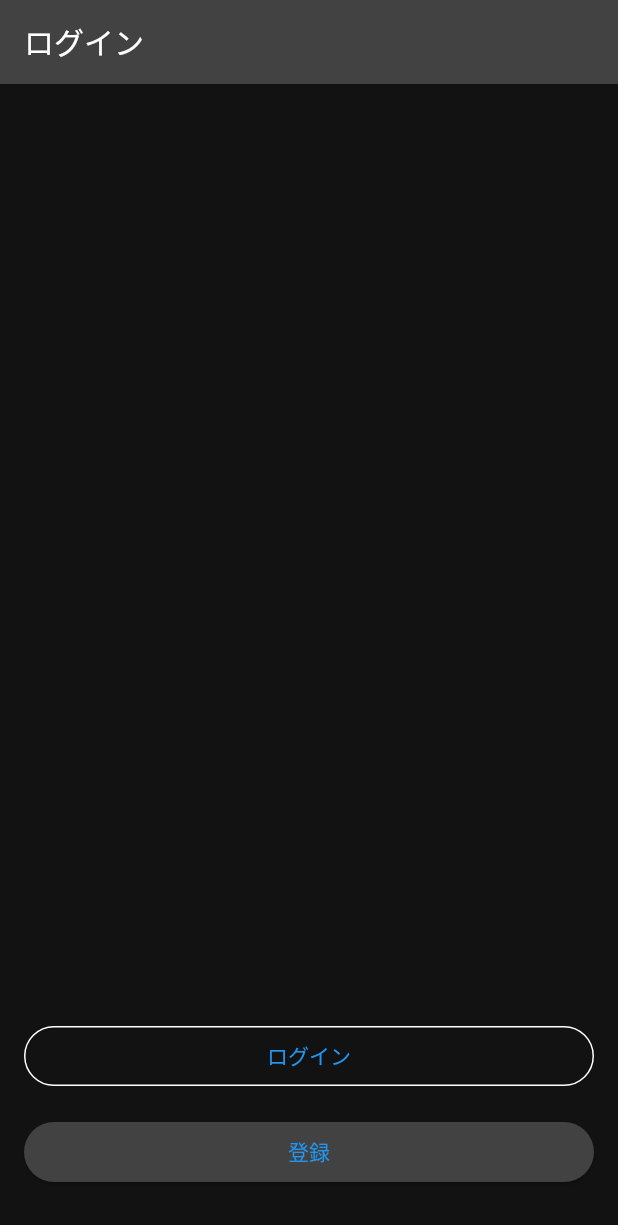
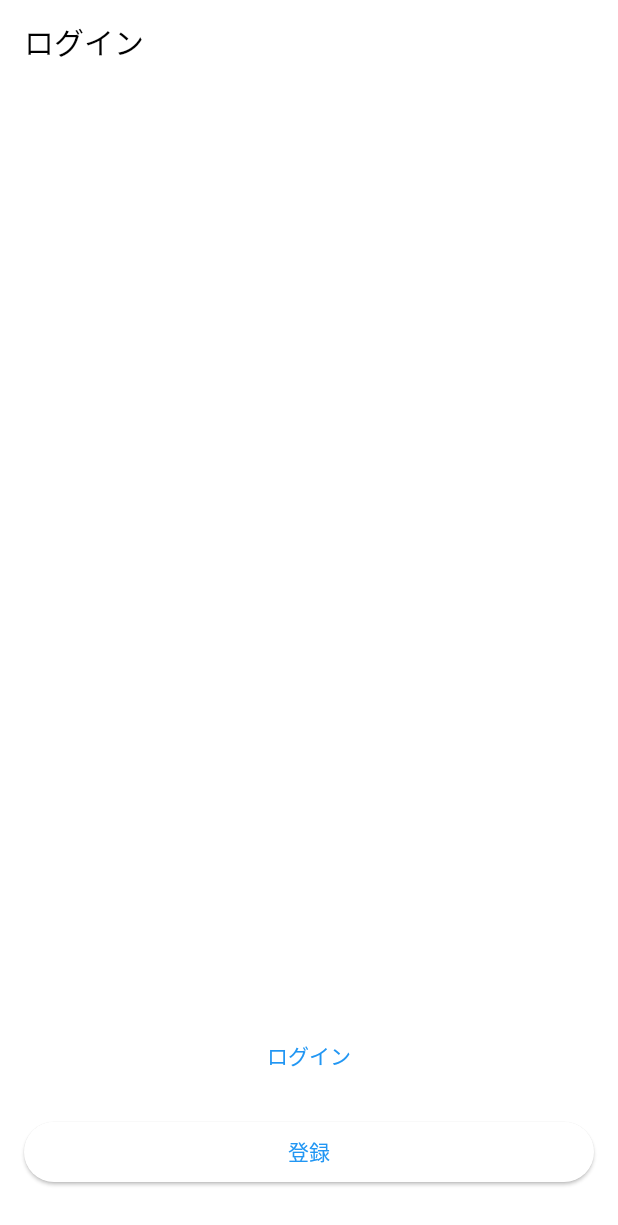
Before and after one commit to yoshiysh/flutter_sample_arch, a Flutter app: the screen it shows after launch, on a phone screen of 412 x 824 dp. Shown: the top 1225 px of the screen. Run offline on Flutter 3.47's test engine with Material 2 defaults, Android fonts, the phone set to English and light mode, and no system bars; our stand-ins replace dio, flutter_riverpod, freezed_annotation, gap, go_router, google_fonts and 2 more; missing offline and left inert: simple_logger; generated files the repository leaves out were written again.

Commit message:
Add dark mode setting.

```diff
--- a/lib/app.dart
+++ b/lib/app.dart
@@ -10,6 +10,7 @@ class App extends ConsumerWidget {
 
   @override
   Widget build(BuildContext context, WidgetRef ref) {
+    final theme = ref.watch(appThemeProvider);
     final themeMode = ref.watch(appThemeModeProvider);
     final router = ref.watch(routerProvider);
 
@@ -22,6 +23,7 @@ class App extends ConsumerWidget {
       routeInformationParser: router.routeInformationParser,
       routerDelegate: router.routerDelegate,
       routeInformationProvider: router.routeInformationProvider,
+      theme: theme.data,
       darkTheme: AppTheme.dark().data,
       themeMode: themeMode,
       debugShowCheckedModeBanner: kDebugMode,
--- /dev/null
+++ b/lib/data/data_source/theme_data_source.dart
@@ -0,0 +1,4 @@
+abstract class ThemeDataSource {
+  Future<void> setTheme(bool value);
+  Future<bool> getTheme();
+}
--- a/lib/ui/component/loading/loading.dart
+++ b/lib/ui/component/loading/loading.dart
@@ -1,6 +1,5 @@
 import 'package:flutter/material.dart';
 import 'package:flutter_riverpod/flutter_riverpod.dart';
-
 import 'package:flutter_sample/ui/theme/app_theme.dart';
 
 class Loading extends ConsumerWidget {
--- a/lib/ui/sign/sign_page.dart
+++ b/lib/ui/sign/sign_page.dart
@@ -44,22 +44,44 @@ class _SignView extends StatelessWidget {
         Column(
           mainAxisAlignment: MainAxisAlignment.end,
           children: [
-            OutlinedButton(
-              style: OutlinedButton.styleFrom(
-                  fixedSize: const Size.fromWidth(double.maxFinite)),
-              onPressed: onTapSignIn,
-              child: const Text('ログイン'),
-            ),
+            _SignInButton(onTapSignIn),
             const Gap(16),
-            ElevatedButton(
-              style: OutlinedButton.styleFrom(
-                  fixedSize: const Size.fromWidth(double.maxFinite)),
-              onPressed: onTapSignUp,
-              child: const Text('登録'),
-            ),
+            _SignUpButton(onTapSignUp),
           ],
         )
       ]),
     );
   }
 }
+
+class _SignInButton extends StatelessWidget {
+  const _SignInButton(
+    this.onTapSignIn,
+  );
+
+  final VoidCallback onTapSignIn;
+
+  @override
+  Widget build(BuildContext context) => OutlinedButton(
+        style: OutlinedButton.styleFrom(
+            fixedSize: const Size.fromWidth(double.maxFinite)),
+        onPressed: onTapSignIn,
+        child: const Text('ログイン'),
+      );
+}
+
+class _SignUpButton extends StatelessWidget {
+  const _SignUpButton(
+    this.onTapSignUp,
+  );
+
+  final VoidCallback onTapSignUp;
+
+  @override
+  Widget build(BuildContext context) => ElevatedButton(
+        style: OutlinedButton.styleFrom(
+            fixedSize: const Size.fromWidth(double.maxFinite)),
+        onPressed: onTapSignUp,
+        child: const Text('登録'),
+      );
+}
--- a/lib/ui/theme/app_theme.dart
+++ b/lib/ui/theme/app_theme.dart
@@ -4,11 +4,10 @@ import 'package:flutter_riverpod/flutter_riverpod.dart';
 
 import 'package:flutter_sample/ui/theme/app_colors.dart';
 import 'package:flutter_sample/ui/theme/app_text_theme.dart';
-export 'package:flutter_sample/ui/theme/app_text_theme.dart' show TextStyleExt;
 
 final appThemeModeProvider =
     StateNotifierProvider<StateController<ThemeMode>, ThemeMode>(
-  (ref) => StateController(ThemeMode.dark),
+  (ref) => StateController(ThemeMode.light),
 );
 
 final appThemeProvider = Provider<AppTheme>(
--- a/pubspec.yaml
+++ b/pubspec.yaml
@@ -17,6 +17,7 @@ dependencies:
   retrofit:
   # For Model
   freezed_annotation:
+  shared_preferences:
   # For Navigation
   go_router:
   # For DateTime
```
Also changed, not shown: lib/data/data_source/local/theme_local_data_source.dart (added, +21 -0 lines), lib/data/model/auth.dart (deleted, +0 -15 lines), lib/ui/my_home_page.dart (+27 -16 lines), lib/ui/sign/sign_in/sign_in_page.dart (+48 -17 lines), lib/data/model/auth.g.dart (deleted).
